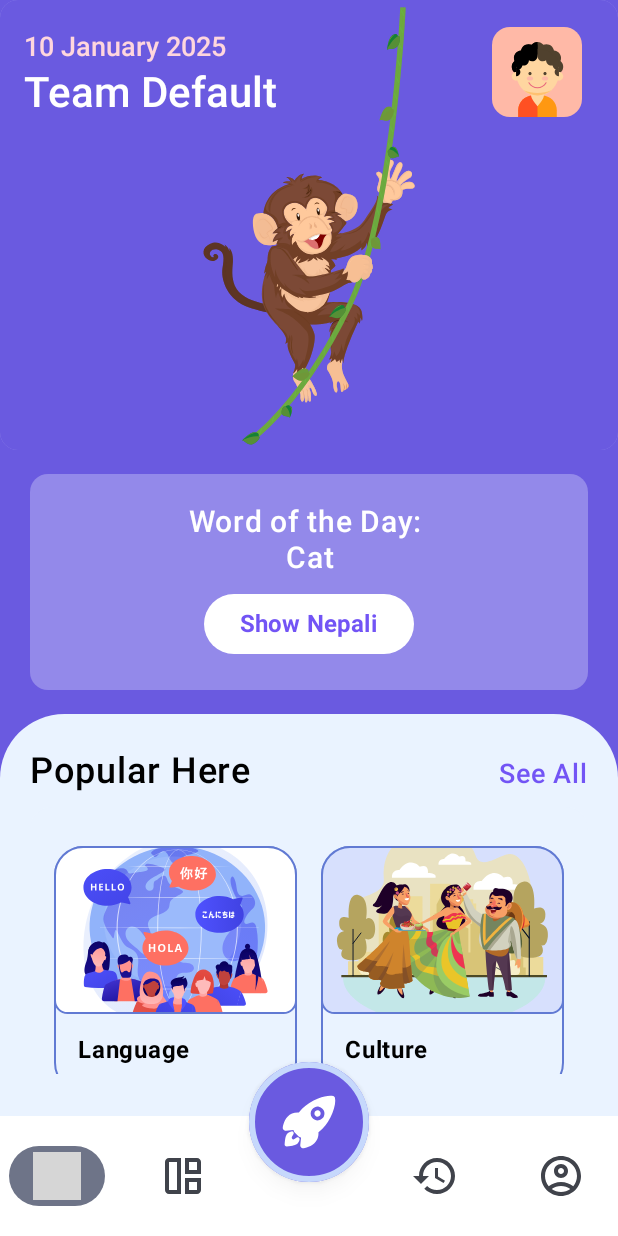
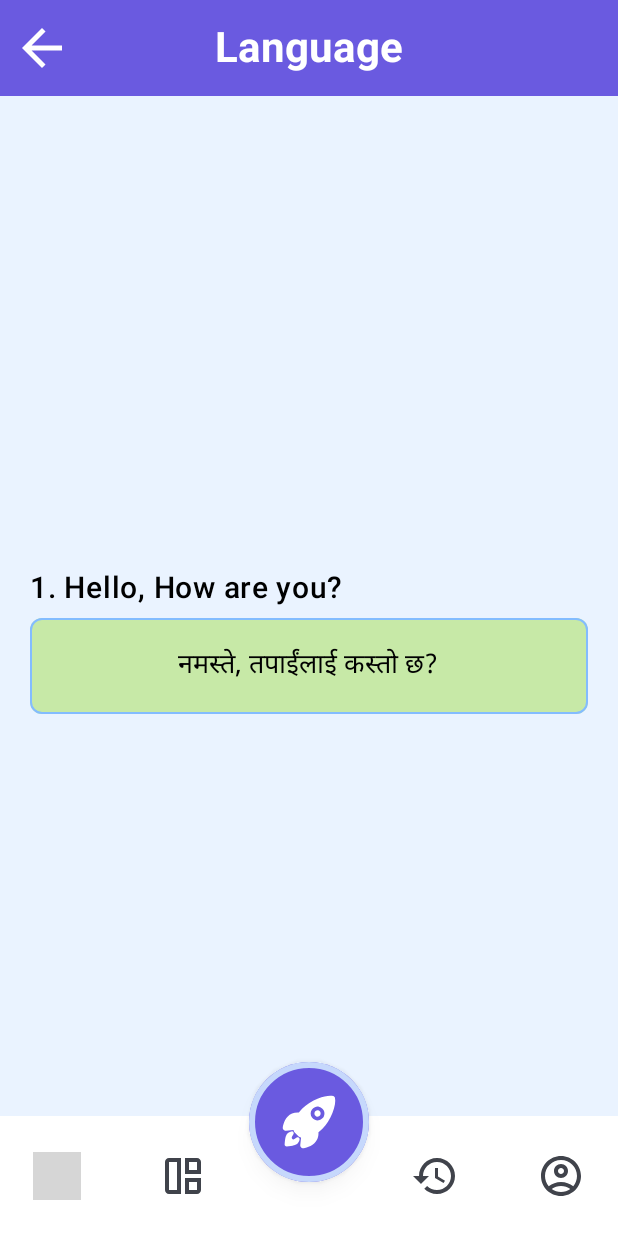
Before and after one commit to kecitclub/teamDefault, an Android app built with Jetpack Compose: the screen it shows after launch (MainActivity), after a tap on "Language", on a phone screen of 412 x 824 dp. Run offline under Robolectric (Android 15) with nearby library versions, the phone set to English and light mode, and no system bars; grey boxes are pictures that could not be loaded.

Commit message:
feat: impl navigation between all screens

```diff
--- a/app/src/main/java/com/example/teamdefault/data/TopBarData.kt
+++ b/app/src/main/java/com/example/teamdefault/data/TopBarData.kt
@@ -9,5 +9,9 @@ val titleTopBar = mapOf(
     Screen.Profile.route to "Profile",
     Screen.Calender.route to "Calender",
     Screen.Main.route to "Main",
+    Screen.Language.route to "Language",
+    Screen.Culture.route to "Culture",
+    Screen.FolkTales.route to "FolkTales",
+    Screen.Festival.route to "Festival"
 
 )
--- a/app/src/main/java/com/example/teamdefault/navigation/Routes.kt
+++ b/app/src/main/java/com/example/teamdefault/navigation/Routes.kt
@@ -15,4 +15,10 @@ sealed class Screen(val route: String) {
     data object Profile : Screen("Profile")
     data object History : Screen("History")
     data object List : Screen("List")
+
+    //category screens
+    data object Culture : Screen("Culture")
+    data object Festival : Screen("Festival")
+    data object Language : Screen("Language")
+    data object FolkTales: Screen("FolkTales")
 }
--- a/app/src/main/java/com/example/teamdefault/ui/component/SampleScreen.kt
+++ b/app/src/main/java/com/example/teamdefault/ui/component/SampleScreen.kt
@@ -26,7 +26,9 @@ import com.example.teamdefault.R
 import androidx.compose.foundation.layout.fillMaxSize
 import androidx.compose.foundation.lazy.grid.items
 import androidx.compose.material3.Surface
+import androidx.navigation.NavController
 import com.example.teamdefault.data.itemCategory
+import com.example.teamdefault.navigation.Screen
 import com.example.teamdefault.ui.screen.category_screen.CategoryCardItem
 
 @Composable
@@ -101,6 +103,7 @@ fun SampleScreen() {
 
 @Composable
 fun PopularCard(
+    navController: NavController,
     navigateToStudy: (String) -> Unit
 ) {
     // Take only the first two items from itemCategory
@@ -123,7 +126,14 @@ fun PopularCard(
             items(twoCategories) { category ->
                 CategoryCardItem(
                     items = category,
-                    navigateToStudy = { navigateToStudy(category.title) }
+                    navigateToStudy = {
+                        when (category.title) {
+                            "Language" -> navController.navigate(Screen.Language.route)
+                            "Culture" -> navController.navigate(Screen.Culture.route)
+                            "Folk Tales" -> navController.navigate(Screen.FolkTales.route)
+                            "Festival" -> navController.navigate(Screen.Festival.route)
+                        }
+                    }
                 )
             }
         }
--- a/app/src/main/java/com/example/teamdefault/ui/screen/calender_screen/NepaliCalenderScreen.kt
+++ b/app/src/main/java/com/example/teamdefault/ui/screen/calender_screen/NepaliCalenderScreen.kt
@@ -16,12 +16,12 @@ import dev.shivathapaa.nepalidatepickerkmp.NepaliDatePicker
 import dev.shivathapaa.nepalidatepickerkmp.rememberNepaliDatePickerState
 
 @Composable
-fun NepaliCalenderScreen() {
+fun NepaliCalenderScreen(modifier: Modifier = Modifier) {
 
     val defaultNepaliDatePickerState = rememberNepaliDatePickerState()
 
     Surface(
-        modifier = Modifier
+        modifier = modifier
             .fillMaxSize()
             .padding(top = 10.dp),
         shape = RoundedCornerShape(topStartPercent = 8, topEndPercent = 8),
--- a/app/src/main/java/com/example/teamdefault/ui/screen/category_screen/FolkTalesScreen.kt
+++ b/app/src/main/java/com/example/teamdefault/ui/screen/category_screen/FolkTalesScreen.kt
@@ -22,10 +22,10 @@ import androidx.compose.ui.unit.sp
 import com.example.teamdefault.R
 
 @Composable
-fun FolkTalesScreen() {
+fun FolkTalesScreen(modifier: Modifier = Modifier) {
 
     Surface(
-        modifier = Modifier
+        modifier = modifier
             .fillMaxSize()
             .padding(top = 10.dp),
         shape = RoundedCornerShape(topStartPercent = 8, topEndPercent = 8),
--- a/app/src/main/java/com/example/teamdefault/ui/screen/category_screen/NepaliToSpeechScreen.kt
+++ b/app/src/main/java/com/example/teamdefault/ui/screen/category_screen/NepaliToSpeechScreen.kt
@@ -20,7 +20,7 @@ import com.example.teamdefault.ui.component.QuestionComponent
 import java.util.Locale
 
 @Composable
-fun NepaliToSpeechScreen() {
+fun NepaliToSpeechScreen(modifier: Modifier  = Modifier) {
     val context = LocalContext.current
     var tts: TextToSpeech? by remember { mutableStateOf(null) }
     val text = "नमस्ते, तपाईंलाई कस्तो छ?" // Predefined Nepali text
--- a/app/src/main/java/com/example/teamdefault/ui/screen/home_screen/HomeScreen.kt
+++ b/app/src/main/java/com/example/teamdefault/ui/screen/home_screen/HomeScreen.kt
@@ -50,12 +50,17 @@ import com.example.teamdefault.ui.component.SampleScreen
 import androidx.compose.animation.core.animateFloatAsState
 import androidx.compose.runtime.*
 import androidx.compose.ui.graphics.graphicsLayer
+import androidx.navigation.NavController
+import androidx.navigation.compose.rememberNavController
 import com.example.teamdefault.ui.component.PopularCard
 import com.example.teamdefault.ui.component.TopProfileBar
 import com.example.teamdefault.ui.screen.category_screen.CategoryScreen
 
 @Composable
-fun HomeScreen(innerPadding: PaddingValues = PaddingValues(20.dp)) {
+fun HomeScreen(
+    navController: NavController,
+    innerPadding: PaddingValues = PaddingValues(20.dp)
+) {
     Column(
         Modifier
             .padding(innerPadding)
@@ -68,7 +73,7 @@ fun HomeScreen(innerPadding: PaddingValues = PaddingValues(20.dp)) {
             Spacer(modifier = Modifier.height(16.dp))
 
         }
-        PopularList()
+        PopularList(navController = navController)
     }
 }
 
@@ -158,7 +163,7 @@ fun WordBoard(modifier: Modifier = Modifier) {
 
 
 @Composable
-fun PopularList(modifier: Modifier = Modifier) {
+fun PopularList(navController: NavController,modifier: Modifier = Modifier) {
     Surface(
         color =  Color(0xFFEAF3FF)
         ,
@@ -191,7 +196,7 @@ fun PopularList(modifier: Modifier = Modifier) {
 
             //SampleScreen()
             //CategoryScreen (navigateToStudy = {})
-            PopularCard (navigateToStudy = {})
+            PopularCard (navController = navController,navigateToStudy = {})
         }
     }
 }
@@ -204,5 +209,5 @@ fun PopularList(modifier: Modifier = Modifier) {
 @Preview(showBackground = true)
 @Composable
 private fun HomeScreenPreview() {
-    HomeScreen()
+    HomeScreen(navController = rememberNavController())
 }
--- a/app/src/main/java/com/example/teamdefault/ui/screen/home_screen/MainScreen.kt
+++ b/app/src/main/java/com/example/teamdefault/ui/screen/home_screen/MainScreen.kt
@@ -13,12 +13,17 @@ import androidx.navigation.compose.composable
 import androidx.navigation.compose.currentBackStackEntryAsState
 import androidx.navigation.compose.rememberNavController
 import com.example.teamdefault.R
+import com.example.teamdefault.data.itemCategory
 import com.example.teamdefault.navigation.Screen
 import com.example.teamdefault.ui.component.BottomBar
 import com.example.teamdefault.ui.component.FloatingButton
 import com.example.teamdefault.ui.component.TopBar
 import com.example.teamdefault.ui.screen.calender_screen.NepaliCalenderScreen
 import com.example.teamdefault.ui.screen.category_screen.CategoryScreen
+import com.example.teamdefault.ui.screen.category_screen.CultureScreen
+import com.example.teamdefault.ui.screen.category_screen.FestivalScreen
+import com.example.teamdefault.ui.screen.category_screen.FolkTalesScreen
+import com.example.teamdefault.ui.screen.category_screen.NepaliToSpeechScreen
 import com.example.teamdefault.ui.screen.profile_screen.ProfileScreen
 
 @Composable
@@ -47,11 +52,14 @@ fun MainScreen() {
         ) {
 
             composable(route = Screen.Home.route) {
-                HomeScreen(innerPadding = innerPadding)
+                HomeScreen(
+                    navController = navController,
+                    innerPadding = innerPadding)
             }
 
             composable(route = Screen.Category.route) {
                 CategoryScreen(
+                    navController = navController,
                     navigateToStudy = {},
                     modifier = Modifier.padding(innerPadding),
                 )
@@ -64,6 +72,22 @@ fun MainScreen() {
             composable(route = Screen.Profile.route) {
                 ProfileScreen(modifier = Modifier.padding(innerPadding))
             }
+
+            composable(route = Screen.Language.route){
+                NepaliToSpeechScreen(modifier = Modifier.padding(innerPadding))
+            }
+
+            composable(route = Screen.Culture.route){
+                CultureScreen(modifier = Modifier.padding(innerPadding))
+            }
+
+            composable (route = Screen.FolkTales.route){
+                FolkTalesScreen(modifier = Modifier.padding(innerPadding))
+            }
+
+            composable(route = Screen.Festival.route){
+                FestivalScreen(modifier = Modifier.padding(innerPadding))
+            }
         }
     }
 }
```
Also changed, not shown: app/src/main/java/com/example/teamdefault/ui/screen/category_screen/CategoryScreen.kt (+16 -2 lines), app/src/main/java/com/example/teamdefault/ui/screen/category_screen/CultureScreen.kt (added, +30 -0 lines), app/src/main/java/com/example/teamdefault/ui/screen/category_screen/FestivalScreen.kt (added, +31 -0 lines).
